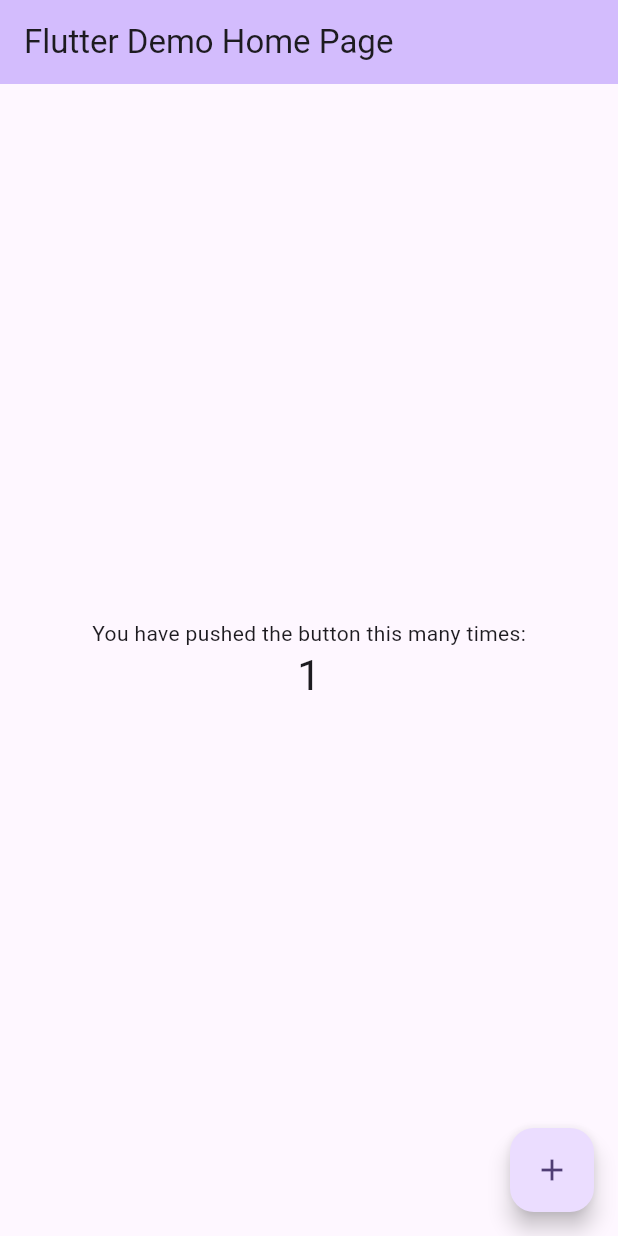
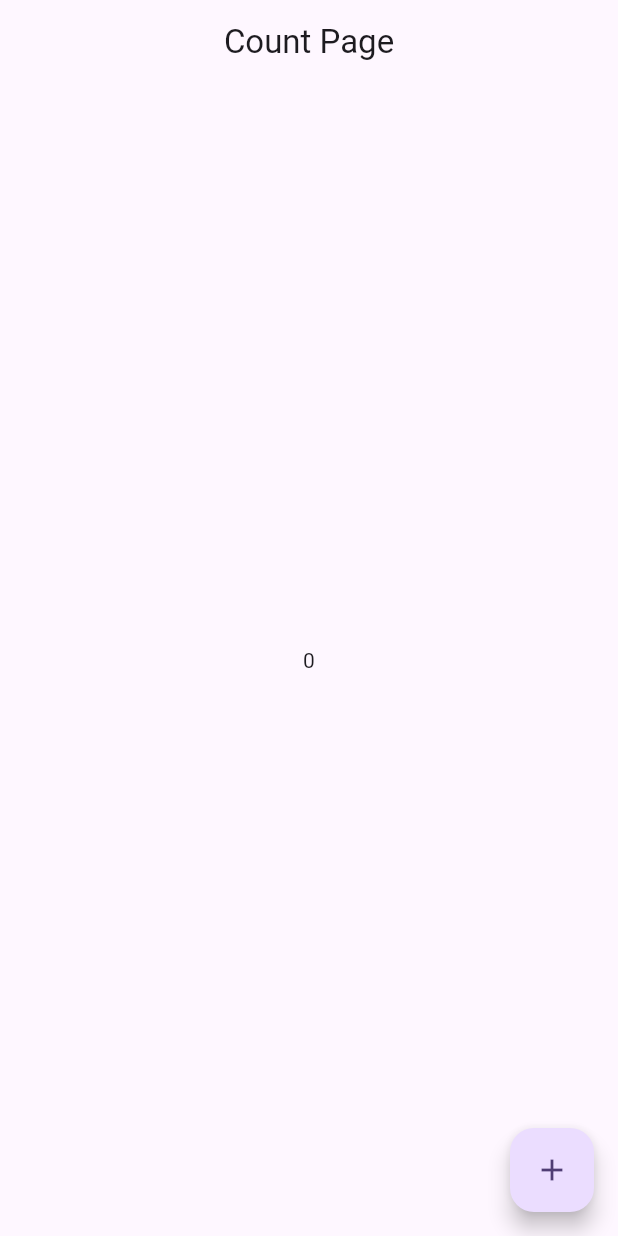
Before and after one commit to AjmianurRahman/Flutter-Provider-Demo, a Flutter app: the screen it shows after launch, after a tap on the "add" icon, on a phone screen of 412 x 824 dp. Run offline on Flutter 3.47's test engine with Material 3 defaults, Android fonts, the phone set to English and light mode, and no system bars.

Commit message:
Initial Commit

```diff
--- a/lib/main.dart
+++ b/lib/main.dart
@@ -1,4 +1,7 @@
 import 'package:flutter/material.dart';
+import 'package:flutter_provider_demo/providers/count_provider.dart';
+import 'package:flutter_provider_demo/screens/count_exscreen.dart';
+import 'package:provider/provider.dart';
 
 void main() {
   runApp(const MyApp());
@@ -10,116 +13,22 @@
   // This widget is the root of your application.
   @override
   Widget build(BuildContext context) {
-    return MaterialApp(
+    return ChangeNotifierProvider(create: (_)=>CountProvider(),
+    child:MaterialApp(
       title: 'Flutter Demo',
       theme: ThemeData(
-        // This is the theme of your application.
-        //
-        // TRY THIS: Try running your application with "flutter run". You'll see
-        // the application has a purple toolbar. Then, without quitting the app,
-        // try changing the seedColor in the colorScheme below to Colors.green
-        // and then invoke "hot reload" (save your changes or press the "hot
-        // reload" button in a Flutter-supported IDE, or press "r" if you used
-        // the command line to start the app).
-        //
-        // Notice that the counter didn't reset back to zero; the application
-        // state is not lost during the reload. To reset the state, use hot
-        // restart instead.
-        //
-        // This works for code too, not just values: Most code changes can be
-        // tested with just a hot reload.
         colorScheme: ColorScheme.fromSeed(seedColor: Colors.deepPurple),
         useMaterial3: true,
       ),
-      home: const MyHomePage(title: 'Flutter Demo Home Page'),
-    );
+      home: const CountExscreen(),
+    ) ,);
+    /*return MaterialApp(
+      title: 'Flutter Demo',
+      theme: ThemeData(
+         colorScheme: ColorScheme.fromSeed(seedColor: Colors.deepPurple),
+        useMaterial3: true,
+      ),
+      home: const CountExscreen(),
+    );*/
   }
 }
-
-class MyHomePage extends StatefulWidget {
-  const MyHomePage({super.key, required this.title});
-
-  // This widget is the home page of your application. It is stateful, meaning
-  // that it has a State object (defined below) that contains fields that affect
-  // how it looks.
-
-  // This class is the configuration for the state. It holds the values (in this
-  // case the title) provided by the parent (in this case the App widget) and
-  // used by the build method of the State. Fields in a Widget subclass are
-  // always marked "final".
-
-  final String title;
-
-  @override
-  State<MyHomePage> createState() => _MyHomePageState();
-}
-
-class _MyHomePageState extends State<MyHomePage> {
-  int _counter = 0;
-
-  void _incrementCounter() {
-    setState(() {
-      // This call to setState tells the Flutter framework that something has
-      // changed in this State, which causes it to rerun the build method below
-      // so that the display can reflect the updated values. If we changed
-      // _counter without calling setState(), then the build method would not be
-      // called again, and so nothing would appear to happen.
-      _counter++;
-    });
-  }
-
-  @override
-  Widget build(BuildContext context) {
-    // This method is rerun every time setState is called, for instance as done
-    // by the _incrementCounter method above.
-    //
-    // The Flutter framework has been optimized to make rerunning build methods
-    // fast, so that you can just rebuild anything that needs updating rather
-    // than having to individually change instances of widgets.
-    return Scaffold(
-      appBar: AppBar(
-        // TRY THIS: Try changing the color here to a specific color (to
-        // Colors.amber, perhaps?) and trigger a hot reload to see the AppBar
-        // change color while the other colors stay the same.
-        backgroundColor: Theme.of(context).colorScheme.inversePrimary,
-        // Here we take the value from the MyHomePage object that was created by
-        // the App.build method, and use it to set our appbar title.
-        title: Text(widget.title),
-      ),
-      body: Center(
-        // Center is a layout widget. It takes a single child and positions it
-        // in the middle of the parent.
-        child: Column(
-          // Column is also a layout widget. It takes a list of children and
-          // arranges them vertically. By default, it sizes itself to fit its
-          // children horizontally, and tries to be as tall as its parent.
-          //
-          // Column has various properties to control how it sizes itself and
-          // how it positions its children. Here we use mainAxisAlignment to
-          // center the children vertically; the main axis here is the vertical
-          // axis because Columns are vertical (the cross axis would be
-          // horizontal).
-          //
-          // TRY THIS: Invoke "debug painting" (choose the "Toggle Debug Paint"
-          // action in the IDE, or press "p" in the console), to see the
-          // wireframe for each widget.
-          mainAxisAlignment: MainAxisAlignment.center,
-          children: <Widget>[
-            const Text(
-              'You have pushed the button this many times:',
-            ),
-            Text(
-              '$_counter',
-              style: Theme.of(context).textTheme.headlineMedium,
-            ),
-          ],
-        ),
-      ),
-      floatingActionButton: FloatingActionButton(
-        onPressed: _incrementCounter,
-        tooltip: 'Increment',
-        child: const Icon(Icons.add),
-      ), // This trailing comma makes auto-formatting nicer for build methods.
-    );
-  }
-}
--- /dev/null
+++ b/lib/providers/count_provider.dart
@@ -0,0 +1,6 @@
+
+import 'package:flutter/material.dart';
+
+class CountProvider with ChangeNotifier{
+
+}
--- /dev/null
+++ b/lib/screens/count_exscreen.dart
@@ -0,0 +1,27 @@
+import 'package:flutter/material.dart';
+
+class CountExscreen extends StatefulWidget {
+  const CountExscreen({super.key});
+
+  @override
+  State<CountExscreen> createState() => _CountExscreenState();
+}
+
+class _CountExscreenState extends State<CountExscreen> {
+  @override
+  Widget build(BuildContext context) {
+    return Scaffold(
+      appBar: AppBar(
+        title: Text('Count Page'),
+        centerTitle: true,
+      ),
+      body: Center(child: Text('0') ,),
+      floatingActionButton: FloatingActionButton(
+        onPressed: (){
+
+        },
+        child: Icon(Icons.add),
+      ),
+    );
+  }
+}
--- a/pubspec.yaml
+++ b/pubspec.yaml
@@ -35,6 +35,7 @@ dependencies:
   # The following adds the Cupertino Icons font to your application.
   # Use with the CupertinoIcons class for iOS style icons.
   cupertino_icons: ^1.0.6
+  provider: ^6.1.2
 
 dev_dependencies:
   flutter_test:
```
Also changed, not shown: pubspec.lock.
